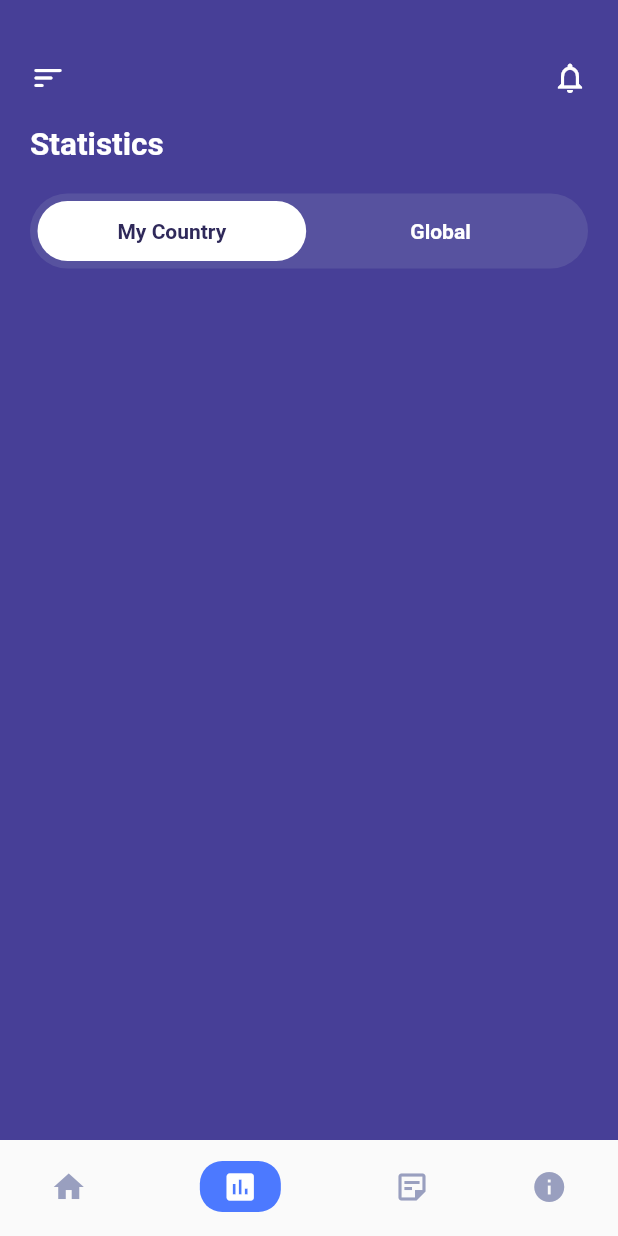
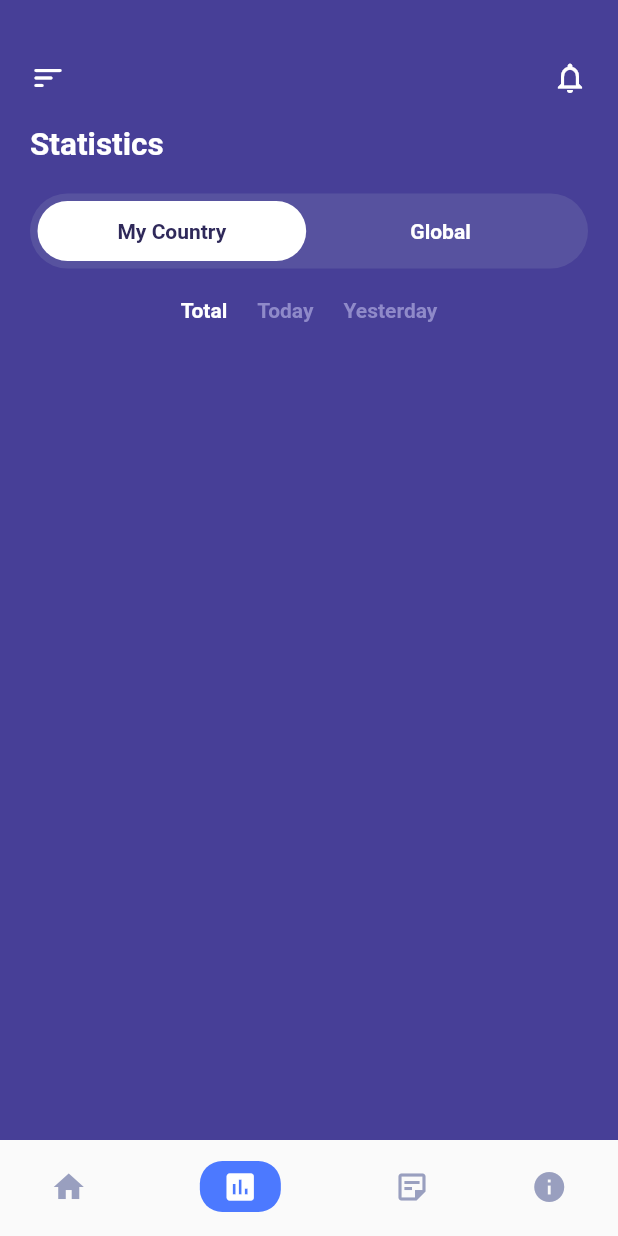
Before and after one commit to Atuoha/covid-19-ui, a Flutter app: the screen it shows after launch, item 2 of the bottom bar chosen, on a phone screen of 412 x 824 dp. Run offline on Flutter 3.47's test engine with Material 2 defaults, Android fonts, the phone set to English and light mode, and no system bars.

Commit message:
stats type on my_country stats

```diff
--- a/lib/components/statistics_type.dart
+++ b/lib/components/statistics_type.dart
@@ -1,3 +1,5 @@
+import 'package:covid19_dashboard/stats_screens/global.dart';
+import 'package:covid19_dashboard/stats_screens/my_country.dart';
 import 'package:flutter/material.dart';
 
 import '../constants/colors.dart';
@@ -11,7 +13,10 @@ class StatisticsType extends StatefulWidget {
 
 class _StatisticsTypeState extends State<StatisticsType> {
   var statsType = ['My Country', 'Global'];
-  var statsScreens = [];
+  var statsScreens = const [
+    MyCountryStats(),
+    GlobalStats(),
+  ];
   var _currentStatIndex = 0;
 
   Widget kContainer(String title, int index, BuildContext context) {
@@ -63,13 +68,7 @@ class _StatisticsTypeState extends State<StatisticsType> {
               ),
             ),
           ),
-          // SizedBox(
-          //   child: Expanded(
-          //     child: Column(
-          //       children: [],
-          //     ),
-          //   ),
-          // )
+          Container(child: statsScreens[_currentStatIndex])
         ],
       ),
     );
--- a/lib/stats_screens/global.dart
+++ b/lib/stats_screens/global.dart
@@ -0,0 +1,17 @@
+import 'package:flutter/material.dart';
+class GlobalStats extends StatefulWidget {
+  const GlobalStats({Key? key}) : super(key: key);
+
+  @override
+  State<GlobalStats> createState() => _GlobalStatsState();
+}
+
+class _GlobalStatsState extends State<GlobalStats> {
+
+  var stats = ['Total','Today','Yesterday'];
+
+  @override
+  Widget build(BuildContext context) {
+    return Center(child:Text('Global Statistics'));
+  }
+}
--- a/lib/stats_screens/my_country.dart
+++ b/lib/stats_screens/my_country.dart
@@ -0,0 +1,69 @@
+import 'package:flutter/material.dart';
+
+import '../constants/colors.dart';
+
+class MyCountryStats extends StatefulWidget {
+  const MyCountryStats({Key? key}) : super(key: key);
+
+  @override
+  State<MyCountryStats> createState() => _MyCountryStatsState();
+}
+
+class _MyCountryStatsState extends State<MyCountryStats> {
+  var stats = ['Total', 'Today', 'Yesterday'];
+  var _currentIndex = 0;
+  var affected_stats = [20009, 345, 897];
+  var death_stats = [87445, 9897, 1765];
+  var recovered_stats = [4323, 897, 673];
+  var active_stats = [3456, 8567, 345];
+  var serious_stats = [3534, 6454, 8364];
+
+  Widget kText(String title, int index) {
+    return GestureDetector(
+      onTap: () => setState(() {
+        _currentIndex = index;
+      }),
+      child: Padding(
+        padding: const EdgeInsets.all(10.0),
+        child: Text(
+          title,
+          style: TextStyle(
+            color: _currentIndex == index ? Colors.white : klighterPrimaryColor,
+            fontWeight: FontWeight.w600,
+          ),
+        ),
+      ),
+    );
+  }
+
+  Widget kContainerBig(String title, int number, Color bgColor){
+    return Container(
+
+      decoration: BoxDecoration(),
+    );
+  }
+
+  @override
+  Widget build(BuildContext context) {
+    return Column(
+      crossAxisAlignment: CrossAxisAlignment.start,
+      children: [
+        const SizedBox(height: 10),
+        Row(
+          mainAxisAlignment: MainAxisAlignment.center,
+          children: [
+            kText(stats[0], 0),
+            kText(stats[1], 1),
+            kText(stats[2], 2),
+          ],
+        ),
+        const SizedBox(height: 10),
+        Row(children: [
+          Container(
+
+          ),
+        ],)
+      ],
+    );
+  }
+}
```
